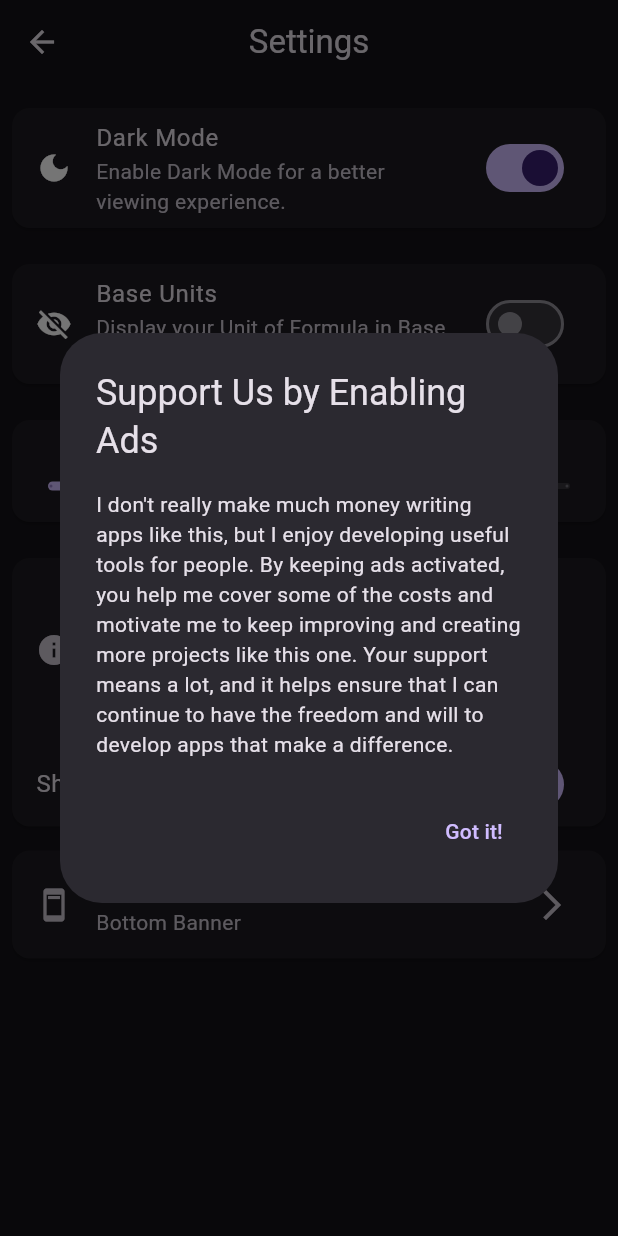
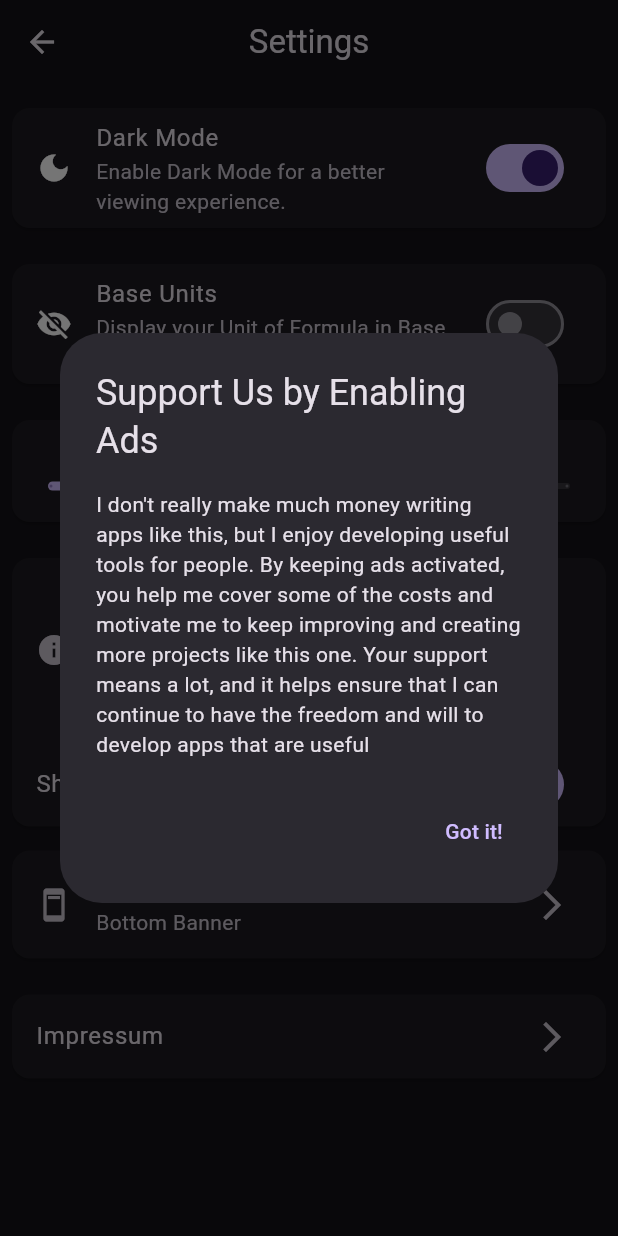
Before and after one commit to tanloner/OmniConverter, a Flutter app: the SettingsPage screen opened by its route, after a tap on the "help outline" icon, on a phone screen of 412 x 824 dp. Run offline on Flutter 3.47's test engine with Material 3 defaults, Android fonts, the phone set to English and light mode, and no system bars; our stand-ins replace google_mobile_ads, shared_preferences; accounts and stored records are empty; network calls fail.

Commit message:
Add: Impressum in the Settings menu Fix: Added omega/ohm to the supported units

```diff
--- a/lib/models.dart
+++ b/lib/models.dart
@@ -91,7 +91,6 @@ class Dimension {
     }
   }
 
-
   @override
   int get hashCode =>
       mass.hashCode ^
@@ -108,11 +107,23 @@ class Dimension {
   }
 
   double abs() {
-    return (mass.abs() + length.abs() + time.abs() + electricCurrent.abs() + temperature.abs() + amountOfSubstance.abs() + luminousIntensity.abs());
+    return (mass.abs() +
+        length.abs() +
+        time.abs() +
+        electricCurrent.abs() +
+        temperature.abs() +
+        amountOfSubstance.abs() +
+        luminousIntensity.abs());
   }
 
-  double sum(){
-    return (mass + length + time + electricCurrent + temperature + amountOfSubstance + luminousIntensity);
+  double sum() {
+    return (mass +
+        length +
+        time +
+        electricCurrent +
+        temperature +
+        amountOfSubstance +
+        luminousIntensity);
   }
 
   String toFormulaString() {
@@ -177,8 +188,9 @@ class Dimension {
 class Unit {
   final String name;
   final Dimension dimension;
+  final String symbol;
 
-  Unit({required this.name, required this.dimension});
+  Unit({required this.name, required this.dimension, this.symbol = ""});
 
   @override
   String toString() {
@@ -258,11 +270,15 @@ final Map<String, Unit> baseUnits = {
     dimension:
         Dimension(mass: -1.0, length: -2.0, time: 4.0, electricCurrent: 2.0),
   ),
-  'ohm': Unit( //TODO: Ω is not seen as alphanumeric. Problem in lexer (unit_parser.dart)
+  'ohm': Unit(
     name: 'ohm',
     dimension:
         Dimension(mass: 1.0, length: 2.0, electricCurrent: -2.0, time: -3.0),
   ),
+  'Ω': Unit(
+      name: 'ohm',
+      dimension:
+          Dimension(mass: 1.0, length: 2.0, electricCurrent: -2.0, time: -3.0)),
   'S': Unit(
     name: 'S',
     dimension:
--- a/lib/pages/settings_page.dart
+++ b/lib/pages/settings_page.dart
@@ -4,6 +4,7 @@ import 'dart:io';
 import 'package:flutter/foundation.dart';
 import 'package:flutter/material.dart';
 import 'package:provider/provider.dart';
+import 'package:unit_converter/widgets/impressum.dart';
 
 import '../models/settings.dart';
 import '../providers/settings_provider.dart';
@@ -153,7 +154,8 @@ class SettingsPage extends StatelessWidget {
             ),
           ),
         const SizedBox(height: 8),
-        // Additional Settings can be added here
+
+        const Impressum(),
       ],
     );
   }
--- a/lib/unit_parser.dart
+++ b/lib/unit_parser.dart
@@ -62,7 +62,7 @@ class Lexer {
         continue;
       }
 
-      if (_isAlpha(currentChar)) { //TODO: stuff like Ω is not seen as alphanumeric
+      if (_isAlpha(currentChar) || currentChar == 'Ω') {
         String unitName = '';
         while (pos < length && (_isAlpha(input[pos]) || _isDigit(input[pos]))) {
           unitName += input[pos];
--- a/lib/widgets/ad_preferences_tile.dart
+++ b/lib/widgets/ad_preferences_tile.dart
@@ -60,8 +60,8 @@ class AdPreferencesTile extends StatelessWidget {
           content: const Text(
             'I don\'t really make much money writing apps like this, but I enjoy developing useful tools for people. '
             'By keeping ads activated, you help me cover some of the costs and motivate me to keep improving and creating more projects like this one. '
-            'Your support means a lot, and it helps ensure that I can continue to have the freedom and will to develop apps that make a difference.',
-          ),
+            'Your support means a lot, and it helps ensure that I can continue to have the freedom and will to develop apps that are useful',
+          ), //TODO: This text is terrible to read on large screens. have to fix that
           actions: [
             TextButton(
               child: const Text('Got it!'),
--- /dev/null
+++ b/lib/widgets/impressum.dart
@@ -0,0 +1,28 @@
+import 'package:flutter/material.dart';
+
+class Impressum extends StatelessWidget {
+  const Impressum ({super.key});
+
+  @override
+  Widget build(BuildContext context) {
+    return Card(
+      margin: const EdgeInsets.symmetric(vertical: 8),
+      child: ListTile(
+          title: const Text('Impressum'),
+          trailing: const Icon(Icons.arrow_forward_ios),
+          onTap: () {_showImpressumDialog(context);},
+      ),);
+  }
+
+  void _showImpressumDialog(BuildContext context){
+    showDialog(context: context, builder: (BuildContext context) {return AboutDialog(
+      applicationName: 'OmniConverter',
+      applicationVersion: '0.3.4',
+      applicationIcon: Icon(Icons.apps, size: 50),
+      applicationLegalese: '© 2026 Extensos GmbH\n'
+        'Quirin Stetten\n'
+        'Ziegelhofstr. 8b 81247 München\n'
+        'Email: info@virtelligent.de'
+    );});
+  }
+}
```
